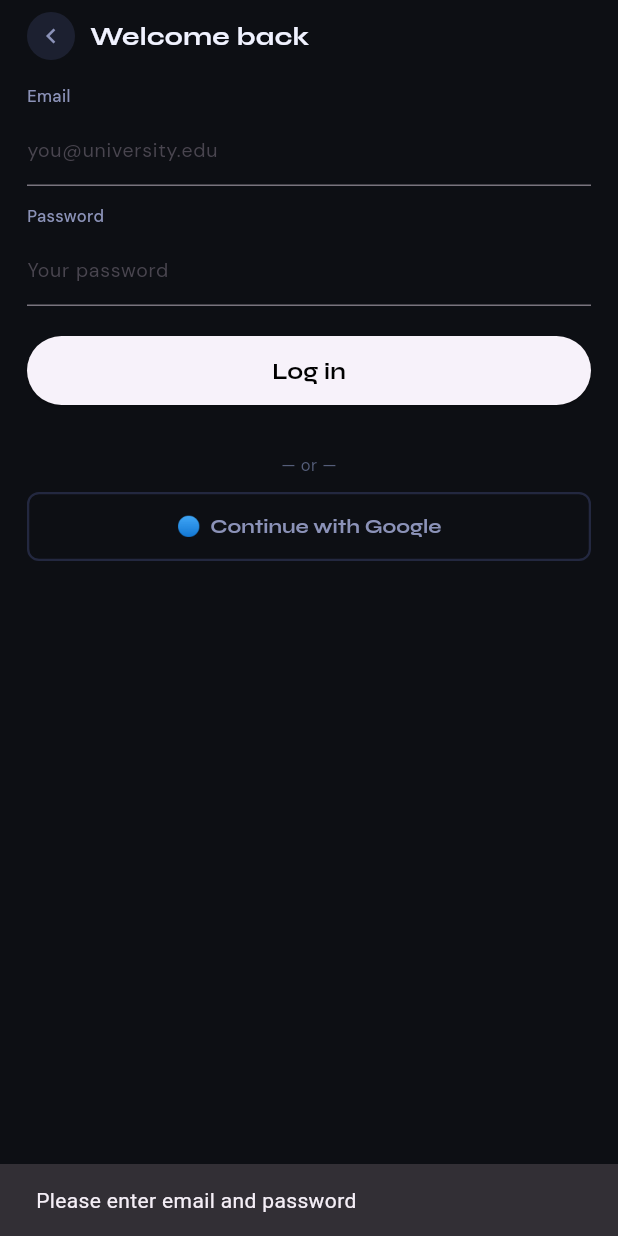
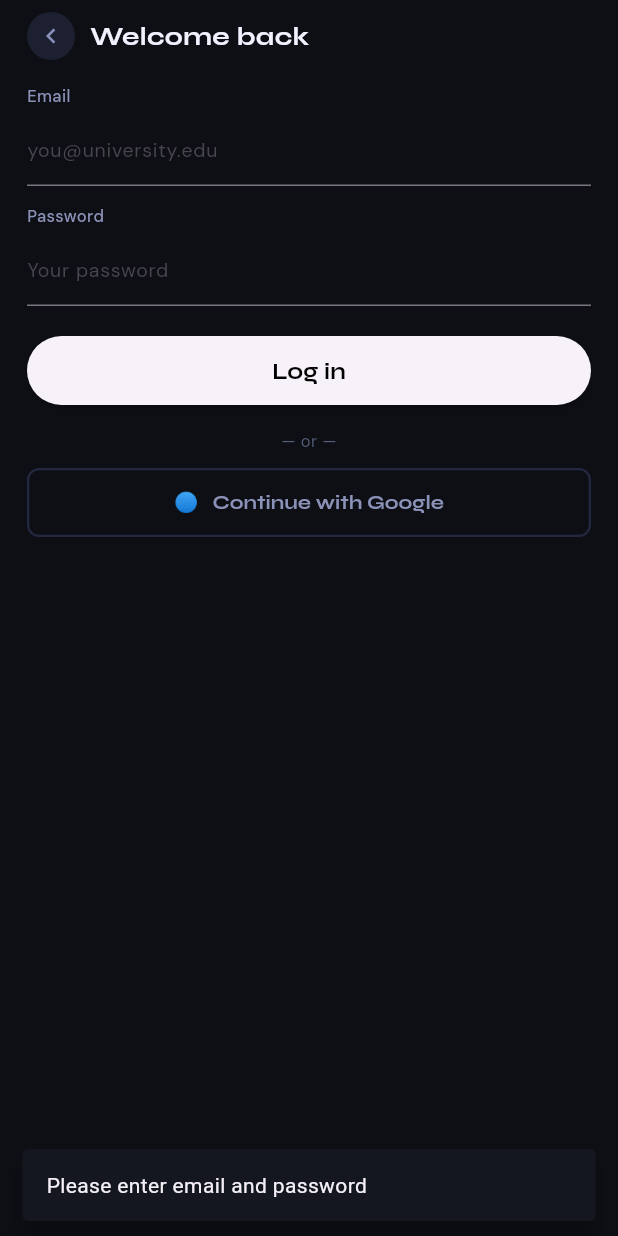
Before and after one commit to madhukamethsara/Voice-note-, a Flutter app: the LoginScreen screen opened by its route, after a tap on "Log in", on a phone screen of 412 x 824 dp. Run offline on Flutter 3.47's test engine with Material 3 defaults, Android fonts, the phone set to English and light mode, and no system bars; our stand-ins replace cloud_firestore, dio, file_picker, firebase_auth, firebase_core, go_router and 3 more; missing offline and left inert: excel, record; accounts and stored records are empty.

Commit message:
updated login and register part

```diff
--- a/lib/Screens/Login.dart
+++ b/lib/Screens/Login.dart
@@ -48,7 +48,8 @@ class _LoginScreenState extends State<LoginScreen> {
       if (appUser.role.toLowerCase() == 'student') {
         context.go('/Student/Dasboard');
       } else if (appUser.role.toLowerCase() == 'lecturer') {
-        context.go('/lecturer-home');
+        // Updated to match your old file's correct path
+        context.go('/Lecturer/Dashboard');
       } else {
         _showSnack('Unknown user role');
       }
@@ -64,7 +65,11 @@ class _LoginScreenState extends State<LoginScreen> {
 
   void _showSnack(String msg) {
     ScaffoldMessenger.of(context).showSnackBar(
-      SnackBar(content: Text(msg)),
+      SnackBar(
+        content: Text(msg),
+        behavior: SnackBarBehavior.floating, // Restored from old file
+        backgroundColor: AppColors.bg2,       // Restored from old file
+      ),
     );
   }
 
@@ -97,7 +102,6 @@ class _LoginScreenState extends State<LoginScreen> {
               onTap: _isLoading ? null : _doLogin,
             ),
             const SizedBox(height: 16),
-            const SizedBox(height: 16),
             Center(
               child: Text(
                 '— or —',
@@ -106,7 +110,7 @@ class _LoginScreenState extends State<LoginScreen> {
             ),
             const SizedBox(height: 10),
             OutlineButton2(
-              label: '🔵  Continue with Google',
+              label: '🔵   Continue with Google',
               onTap: () {
                 _showSnack('Google login not implemented yet');
               },
--- a/lib/Screens/Register.dart
+++ b/lib/Screens/Register.dart
@@ -43,14 +43,12 @@ class _RegisterScreenState extends State<RegisterScreen> {
     super.dispose();
   }
 
-
   void _setFieldError(String field, String msg) {
     setState(() {
       _errors[field] = msg;
       _isLoading = false;
     });
   }
-
 
   void _clearErrors() {
     setState(() {
@@ -68,7 +66,6 @@ class _RegisterScreenState extends State<RegisterScreen> {
     final degree = _degreeCtrl.text.trim();
     final dept = _deptCtrl.text.trim();
 
-
     if (name.isEmpty) return _setFieldError('name', 'Name is required');
     if (email.isEmpty) return _setFieldError('email', 'Email is required');
     if (pass.isEmpty) return _setFieldError('pass', 'Password is required');
@@ -81,12 +78,10 @@ class _RegisterScreenState extends State<RegisterScreen> {
       return _setFieldError('dept', 'Department is required');
     }
 
-
     final emailRegex = RegExp(r'^[\w-\.]+@([\w-]+\.)+[\w-]{2,4}$');
     if (!emailRegex.hasMatch(email)) {
       return _setFieldError('email', 'Invalid email format');
     }
-
 
     if (pass.length < 6) {
       return _setFieldError('pass', 'Min. 6 characters');
@@ -116,6 +111,7 @@ class _RegisterScreenState extends State<RegisterScreen> {
       );
 
       if (!mounted) return;
+
       ScaffoldMessenger.of(context).showSnackBar(
         const SnackBar(content: Text('Account created successfully')),
       );
@@ -123,7 +119,8 @@ class _RegisterScreenState extends State<RegisterScreen> {
       if (_isStudent) {
         context.go('/Student/Dasboard');
       } else {
-        context.go('/lecturer-home');
+        // Updated to match your old file's correct path
+        context.go('/Lecturer/Dashboard');
       }
     } catch (e) {
       if (!mounted) return;
```
